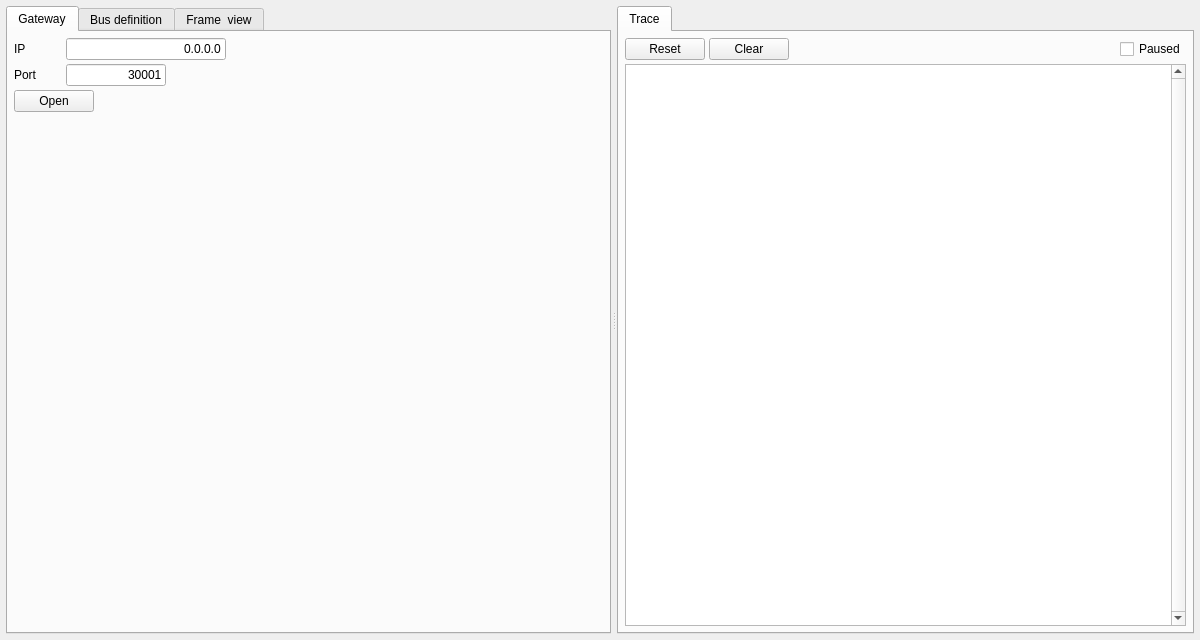
This is ui/mainwindow.ui in mwkpe/tincan as Qt 5 draws it before an edit. The edited form follows.
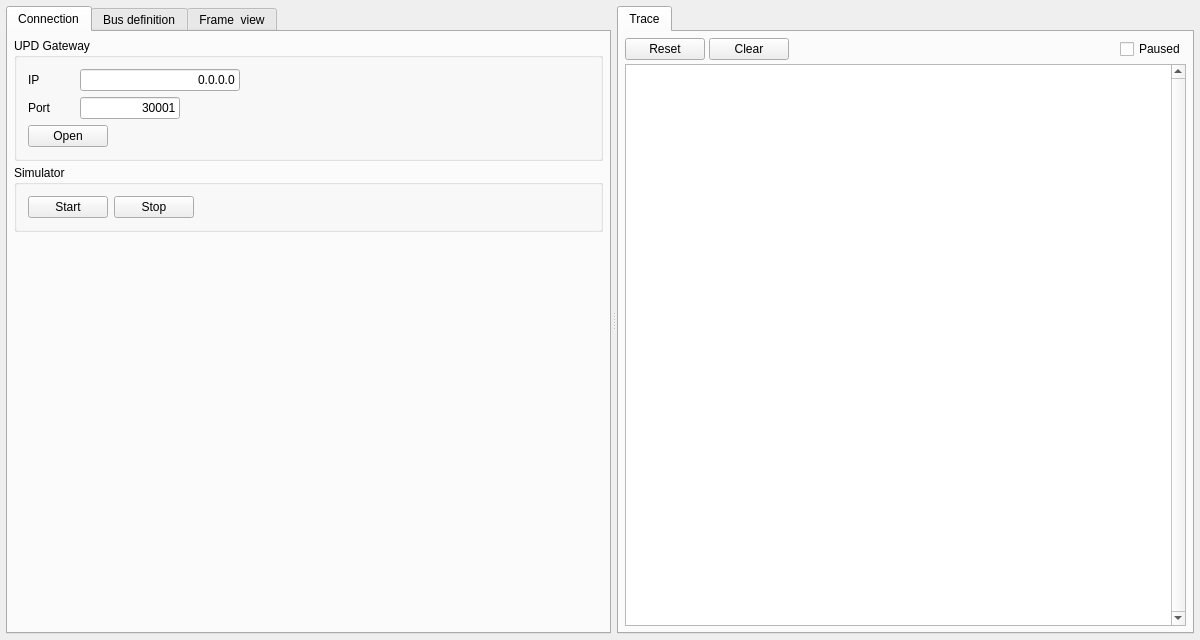
This is the edited form.

Diff of the .ui file:
```diff
--- a/ui/mainwindow.ui
+++ b/ui/mainwindow.ui
@@ -65,7 +65,7 @@
        </property>
        <widget class="QWidget" name="tabGateway">
         <attribute name="title">
-         <string>Gateway</string>
+         <string>Connection</string>
         </attribute>
         <layout class="QVBoxLayout" name="verticalLayout_7">
          <property name="spacing">
@@ -84,6 +84,12 @@
           <number>6</number>
          </property>
          <item>
+          <widget class="QGroupBox" name="groupBox">
+           <property name="title">
+            <string>UPD Gateway</string>
+           </property>
+           <layout class="QVBoxLayout" name="verticalLayout_3">
+            <item>
           <layout class="QHBoxLayout" name="horizontalLayout">
            <property name="spacing">
             <number>4</number>
@@ -228,6 +234,49 @@
             </spacer>
            </item>
           </layout>
+            </item>
+           </layout>
+          </widget>
+         </item>
+         <item>
+          <widget class="QGroupBox" name="groupBox_2">
+           <property name="title">
+            <string>Simulator</string>
+           </property>
+           <layout class="QHBoxLayout" name="horizontalLayout_3">
+            <item>
+             <layout class="QHBoxLayout" name="horizontalLayout_2">
+              <item>
+               <widget class="QPushButton" name="pushStartSimulator">
+                <property name="text">
+                 <string>Start</string>
+                </property>
+               </widget>
+              </item>
+              <item>
+               <widget class="QPushButton" name="pushStopSimulator">
+                <property name="text">
+                 <string>Stop</string>
+                </property>
+               </widget>
+              </item>
+             </layout>
+            </item>
+            <item>
+             <spacer name="horizontalSpacer_4">
+              <property name="orientation">
+               <enum>Qt::Horizontal</enum>
+              </property>
+              <property name="sizeHint" stdset="0">
+               <size>
+                <width>40</width>
+                <height>20</height>
+               </size>
+              </property>
+             </spacer>
+            </item>
+           </layout>
+          </widget>
          </item>
          <item>
           <spacer name="verticalSpacer">
```
Left out of the diff: 4 changed lines with no effect on the pictures. Lines whose indentation alone changed are shown as unchanged.
